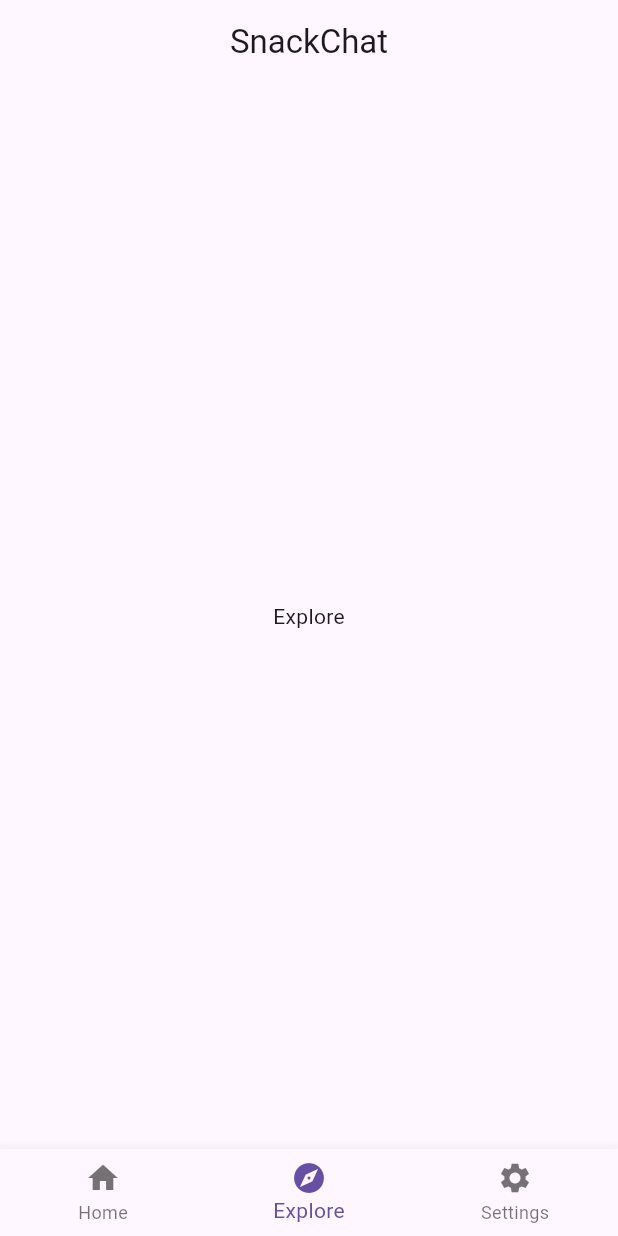
After one commit to Neeraj1213/SnackChat, a Flutter app: the screen it shows after launch, on a phone screen of 412 x 824 dp. The commit adds this screen. Run offline on Flutter 3.47's test engine with Material 3 defaults, Android fonts, the phone set to English and light mode, and no system bars.

Commit message:
Moved pages to individual files.

```diff
--- /dev/null
+++ b/lib/explore.dart
@@ -0,0 +1,18 @@
+import "package:flutter/material.dart";
+
+class ExplorePage extends StatefulWidget {
+    const ExplorePage({super.key});
+
+    @override
+    State<ExplorePage> createState() => _ExplorePageState();
+}
+
+class _ExplorePageState extends State<ExplorePage> {
+
+    @override
+    Widget build(BuildContext context) {
+        return const Scaffold(
+            body: Center( child: Text( "Explore") )
+        );
+    }
+}
--- a/lib/main.dart
+++ b/lib/main.dart
@@ -1,4 +1,7 @@
+import "explore.dart";
+import "home.dart";
 import "package:flutter/material.dart";
+import "settings.dart";
 
 void main() {
     runApp(const MainApp());
@@ -29,9 +32,9 @@ class _MainAppState extends State<MainApp> {
                     controller: pageController,
                     onPageChanged: (currPage) => setState( () => currIndex = currPage ),
                     children: const [
-                        Center( child: Text( "Home" ) ),
-                        Center( child: Text( "Explore" ) ),
-                        Center( child: Text( "Settings" ) )
+                        HomePage(),
+                        ExplorePage(),
+                        SettingsPage()
                     ]
                 ),
                 bottomNavigationBar: BottomNavigationBar(
```
Also changed, not shown: lib/home.dart (added, +18 -0 lines), lib/settings.dart (added, +18 -0 lines).
